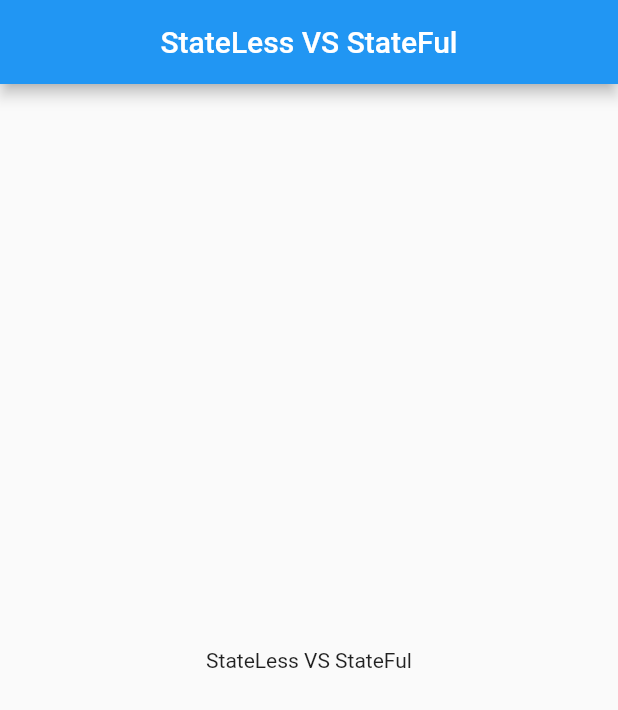
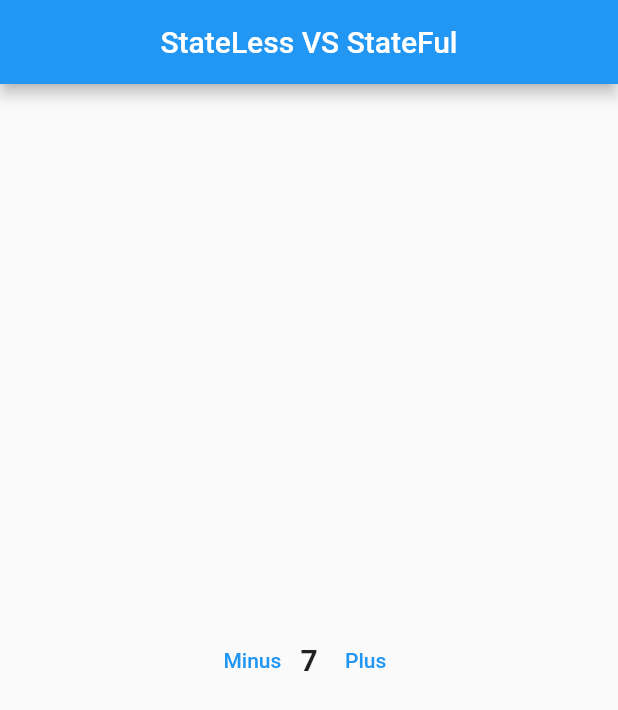
Before and after one commit to Devsaci/stateless_vs_statefulmansour, a Flutter app: the screen it shows after launch, on a phone screen of 412 x 824 dp. Shown: the top 710 px of the screen. Run offline on Flutter 3.47's test engine with Material 2 defaults, Android fonts, the phone set to English and light mode, and no system bars.

Commit message:
Center / Padding

```diff
--- a/lib/counter_screen.dart
+++ b/lib/counter_screen.dart
@@ -1,6 +1,10 @@
 // ignore_for_file: prefer_const_constructors
 
+import 'dart:ui';
+
+import 'package:flutter/cupertino.dart';
 import 'package:flutter/material.dart';
+import 'package:flutter/rendering.dart';
 
 class CounterScreen extends StatelessWidget {
   const CounterScreen({Key? key}) : super(key: key);
@@ -12,7 +16,31 @@ class CounterScreen extends StatelessWidget {
         title: Text("StateLess VS StateFul"),
         centerTitle: true,
       ),
-      body: Center(child: Text("StateLess VS StateFul"),),
+      body: Center(
+        child: Padding(
+          padding: const EdgeInsets.symmetric(horizontal: 20),
+          child: Row(
+            mainAxisAlignment: MainAxisAlignment.center,
+            children: [
+              TextButton(
+                onPressed: () {},
+                child: Text("Minus"),
+              ),
+              Text(
+                "7",
+                style: TextStyle(
+                  fontSize: 20,
+                  fontWeight: FontWeight.bold,
+                ),
+              ),
+              TextButton(
+                onPressed: () {},
+                child: Text("Plus"),
+              ),
+            ],
+          ),
+        ),
+      ),
     );
   }
 }
```
